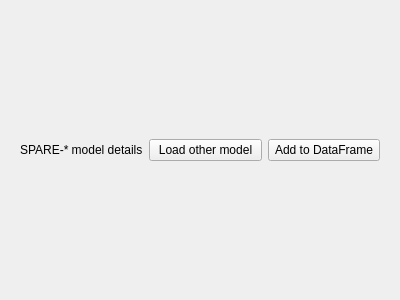
Qt form QtBrainChartGUI/plugins/computeSPAREs/computeSPAREs.ui (CBICA/niCHART) before a commit.
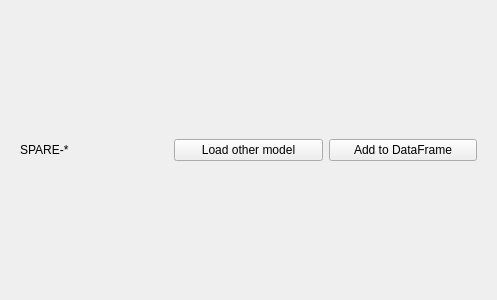
The same form after that commit.

Commit message: Clean up SPARE-* tab aesthetics

What changed in the file:
```diff
--- a/QtBrainChartGUI/plugins/computeSPAREs/computeSPAREs.ui
+++ b/QtBrainChartGUI/plugins/computeSPAREs/computeSPAREs.ui
@@ -6,7 +6,7 @@
    <rect>
     <x>0</x>
     <y>0</y>
-    <width>400</width>
+    <width>497</width>
     <height>300</height>
    </rect>
   </property>
@@ -60,7 +60,7 @@
          <item>
           <widget class="QLabel" name="label">
            <property name="text">
-            <string>SPARE-* model details</string>
+            <string>SPARE-*</string>
            </property>
           </widget>
          </item>
```
The commit also changes 1 other file.
